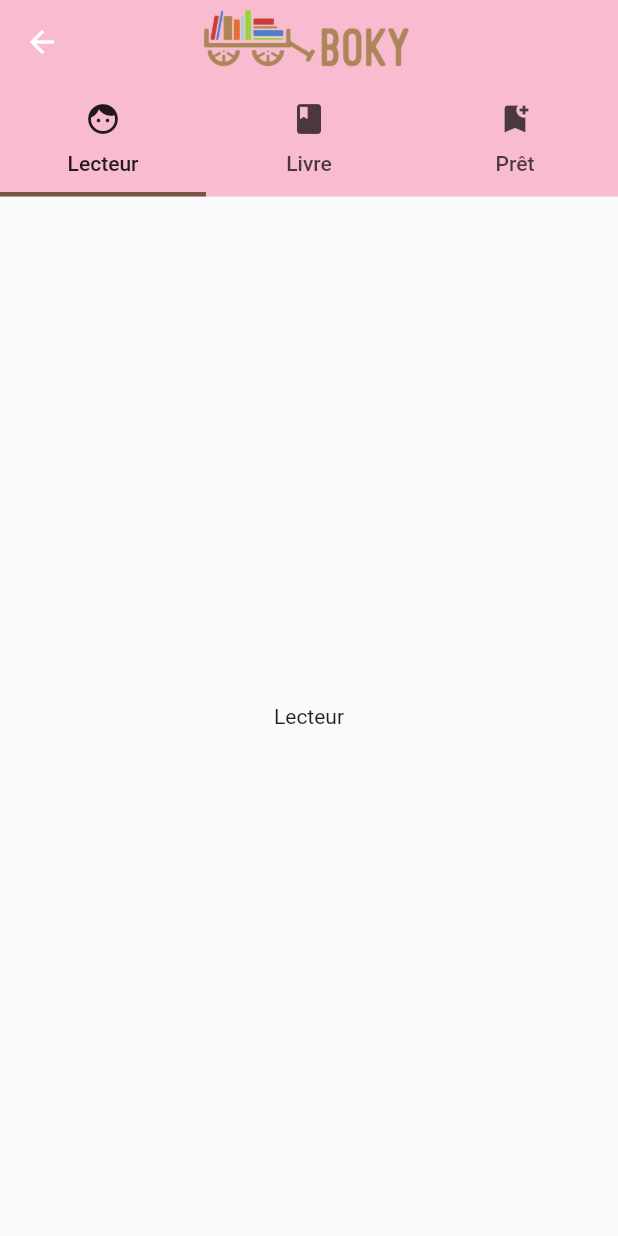
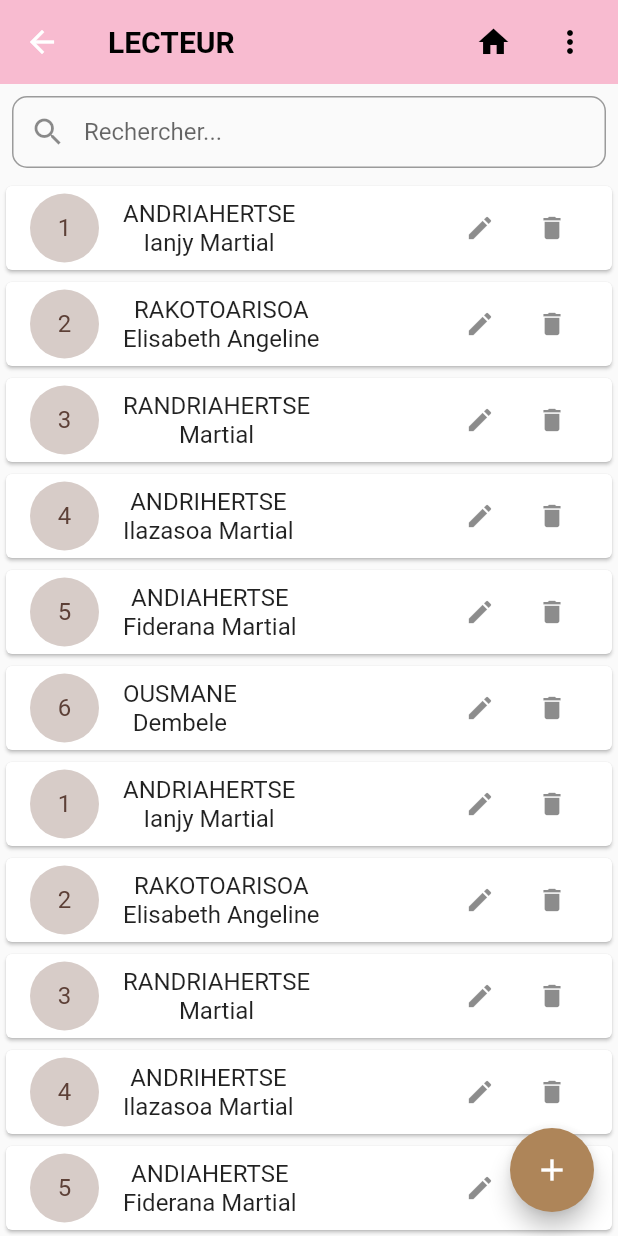
Before and after one commit to IAnjy/ProjetM1-flutter, a Flutter app: the screen it shows after launch, after a tap on "LECTEUR", on a phone screen of 412 x 824 dp. Run offline on Flutter 3.47's test engine with Material 2 defaults, Android fonts, the phone set to English and light mode, and no system bars.

Commit message:
interface Lecteur, AppBar, quelques refactoring

```diff
--- a/lib/home.dart
+++ /dev/null
@@ -1,69 +0,0 @@
-// ignore_for_file: prefer_const_literals_to_create_immutables, prefer_const_constructors
-
-import 'package:biblio/ui/lecteur/lecteur.dart';
-import 'package:flutter/material.dart';
-
-class Home extends StatefulWidget {
-  const Home({Key? key}) : super(key: key);
-
-  @override
-  State<Home> createState() => _HomeState();
-}
-
-class _HomeState extends State<Home> {
-  get onPressed => null;
-
-  @override
-  Widget build(BuildContext context) {
-    return Container(
-        alignment: Alignment.center,
-        child: Stack(
-          alignment: Alignment.center,
-          children: [
-            Column(
-              mainAxisAlignment: MainAxisAlignment.spaceEvenly,
-              children: [
-                Text("GESTION BIBLIOTHECAIRE"),
-                _getCard("assets/lecteur.png", "LECTEUR"),
-                _getCard("assets/livre.png", "LIVRE"),
-                _getCard("assets/pret.png", "PRET"),
-              ],
-            )
-          ],
-        ));
-  }
-
-  _getCard(String icone, String label) {
-    return InkWell(
-      // ignore: avoid_print
-      onTap: () {
-        // ignore: avoid_print
-        Navigator.push(context,
-            MaterialPageRoute(builder: (BuildContext context) {
-          return Lecteur();
-        }));
-      },
-      child: Container(
-        width: 170,
-        height: 145,
-        decoration: BoxDecoration(
-            color: Colors.pink[100], borderRadius: BorderRadius.circular(10)),
-        child: Column(
-          mainAxisAlignment: MainAxisAlignment.spaceAround,
-          children: [
-            Image.asset(
-              icone,
-              width: 60,
-              height: 60,
-              alignment: Alignment.center,
-            ),
-            Text(
-              label,
-              style: TextStyle(fontWeight: FontWeight.w700, fontSize: 18),
-            )
-          ],
-        ),
-      ),
-    );
-  }
-}
--- a/lib/main.dart
+++ b/lib/main.dart
@@ -1,4 +1,4 @@
-import 'package:biblio/home.dart';
+import 'package:biblio/ui/home.dart';
 import 'package:flutter/material.dart';
 
 void main() {
@@ -18,42 +18,8 @@ class MyApp extends StatelessWidget {
         primarySwatch: Colors.brown,
         // primarySwatch: Color(hexColor('#AE8559')),
       ),
-      home: const MyHomePage(title: 'Biblio'),
+      home: const Home(),
+      // home: const MyHomePage(title: 'Biblio'),
     );
   }
 }
-
-class MyHomePage extends StatefulWidget {
-  const MyHomePage({Key? key, required this.title}) : super(key: key);
-  final String title;
-
-  @override
-  State<MyHomePage> createState() => _MyHomePageState();
-}
-
-class _MyHomePageState extends State<MyHomePage> {
-  @override
-  Widget build(BuildContext context) {
-    return Scaffold(
-      appBar: AppBar(
-        backgroundColor: Colors.grey[300],
-        // backgroundColor: Colors.white,
-        centerTitle: true,
-        elevation: 0,
-        title: Image.asset(
-          "assets/LogoT.png",
-          width: 140,
-          height: 140,
-          alignment: Alignment.center,
-        ),
-      ),
-      // ignore: prefer_const_constructors
-      body: Home(),
-      // floatingActionButton: FloatingActionButton(
-      //   onPressed: _incrementCounter,
-      //   tooltip: 'Increment',
-      //   child: const Icon(Icons.add),
-      // )
-    );
-  }
-}
--- /dev/null
+++ b/lib/models/lecteurModel.dart
@@ -0,0 +1,9 @@
+// ignore_for_file: file_names
+
+class LecteurModel {
+  int numLecteur;
+  String nomLecteur;
+  String prenomLecteur;
+
+  LecteurModel(this.numLecteur, this.nomLecteur, this.prenomLecteur);
+}
--- /dev/null
+++ b/lib/ui/home.dart
@@ -0,0 +1,95 @@
+// ignore_for_file: prefer_const_literals_to_create_immutables, prefer_const_constructors
+
+import 'package:biblio/ui/lecteur/lecteur.dart';
+import 'package:biblio/ui/livre/livre.dart';
+import 'package:biblio/ui/pret/pret.dart';
+import 'package:biblio/ui/shared/header.dart';
+import 'package:flutter/material.dart';
+
+class Home extends StatefulWidget {
+  const Home({Key? key}) : super(key: key);
+
+  @override
+  State<Home> createState() => _HomeState();
+}
+
+class _HomeState extends State<Home> {
+  get onPressed => null;
+
+  @override
+  Widget build(BuildContext context) {
+    return Scaffold(
+        appBar: AppBar(
+          backgroundColor: Colors.brown[100],
+          // backgroundColor: Colors.white,
+          // centerTitle: true,
+          elevation: 0,
+          title: Image.asset(
+            "assets/LogoT.png",
+            width: 140,
+            height: 140,
+            alignment: Alignment.center,
+          ),
+          actions: [
+            Padding(
+              padding: const EdgeInsets.only(right: 20),
+              child: Icon(Icons.account_circle_rounded, color: Colors.black),
+            ),
+          ],
+        ),
+        // ignore: prefer_const_constructors
+        body: Container(
+            alignment: Alignment.center,
+            child: Stack(
+              alignment: Alignment.center,
+              children: [
+                Column(
+                  mainAxisAlignment: MainAxisAlignment.spaceEvenly,
+                  children: [
+                    Text("GESTION BIBLIOTHECAIRE"),
+                    _getCard("assets/lecteur.png", "LECTEUR", Lecteur()),
+                    _getCard("assets/livre.png", "LIVRE", Livre()),
+                    _getCard("assets/pret.png", "PRET", Pret()),
+                  ],
+                )
+              ],
+              // floatingActionButton: FloatingActionButton(
+              //   onPressed: _incrementCounter,
+              //   tooltip: 'Increment',
+              //   child: const Icon(Icons.add),
+              // )
+            )));
+  }
+
+  _getCard(String icone, String label, Widget target) {
+    return InkWell(
+      onTap: () {
+        Navigator.push(context,
+            MaterialPageRoute(builder: (BuildContext context) {
+          return target;
+        }));
+      },
+      child: Container(
+        width: 170,
+        height: 145,
+        decoration: BoxDecoration(
+            color: Colors.pink[100], borderRadius: BorderRadius.circular(10)),
+        child: Column(
+          mainAxisAlignment: MainAxisAlignment.spaceAround,
+          children: [
+            Image.asset(
+              icone,
+              width: 60,
+              height: 60,
+              alignment: Alignment.center,
+            ),
+            Text(
+              label,
+              style: TextStyle(fontWeight: FontWeight.w700, fontSize: 18),
+            )
+          ],
+        ),
+      ),
+    );
+  }
+}
--- a/lib/ui/lecteur/lecteur.dart
+++ b/lib/ui/lecteur/lecteur.dart
@@ -1,6 +1,11 @@
-// ignore_for_file: prefer_const_constructors, prefer_const_literals_to_create_immutables
+// ignore_for_file: prefer_const_constructors, prefer_const_literals_to_create_immutables, avoid_unnecessary_containers, deprecated_member_use
 
-import 'package:biblio/home.dart';
+import 'package:biblio/models/lecteurModel.dart';
+import 'package:biblio/ui/home.dart';
+import 'package:biblio/ui/livre/livre.dart';
+import 'package:biblio/ui/pret/pret.dart';
+import 'package:biblio/ui/shared/appBarWidget.dart';
+import 'package:biblio/ui/shared/search.dart';
 import 'package:flutter/material.dart';
 
 class Lecteur extends StatefulWidget {
@@ -13,58 +18,113 @@ class Lecteur extends StatefulWidget {
 class _LecteurState extends State<Lecteur> {
   @override
   Widget build(BuildContext context) {
-    return DefaultTabController(
-        length: 3,
-        child: Scaffold(
-            appBar: AppBar(
-              backgroundColor: Colors.pink[100],
-              // backgroundColor: Colors.white,
-              centerTitle: true,
-              elevation: 0,
-              title: Image.asset(
-                "assets/LogoT.png",
-                width: 160,
-                height: 140,
-                alignment: Alignment.center,
+    var listLecteur = <LecteurModel>[
+      LecteurModel(1, "ANDRIAHERTSE", "Ianjy Martial"),
+      LecteurModel(2, "RAKOTOARISOA", "Elisabeth Angeline"),
+      LecteurModel(3, "RANDRIAHERTSE", "Martial"),
+      LecteurModel(4, "ANDRIHERTSE", "Ilazasoa Martial"),
+      LecteurModel(5, "ANDIAHERTSE", "Fiderana Martial"),
+      LecteurModel(6, "Ousmane", "Dembele"),
+      LecteurModel(1, "ANDRIAHERTSE", "Ianjy Martial"),
+      LecteurModel(2, "RAKOTOARISOA", "Elisabeth Angeline"),
+      LecteurModel(3, "RANDRIAHERTSE", "Martial"),
+      LecteurModel(4, "ANDRIHERTSE", "Ilazasoa Martial"),
+      LecteurModel(5, "ANDIAHERTSE", "Fiderana Martial"),
+      LecteurModel(6, "Ousmane", "Dembele"),
+    ];
+
+    return Scaffold(
+      appBar: ReusableWidgets.getAppBar("LECTEUR", context),
+      floatingActionButton: FloatingActionButton(
+        backgroundColor: Color(0xFFAE8559),
+        onPressed: () {},
+        child: const Icon(Icons.add),
       ),
-              bottom: TabBar(
-                labelColor: Colors.black87,
-                indicatorWeight: 3,
-                tabs: [
-                  // Tab(
-                  //   icon: Icon(Icons.home),
-                  //   text: 'Accueil',
-                  // ),
-                  Tab(
-                    icon: Icon(Icons.face),
-                    text: 'Lecteur',
+      body: Column(
+        children: [
+          Padding(
+            padding: const EdgeInsets.all(8.0),
+            child: SearchTextField(),
           ),
-                  Tab(
-                    icon: Icon(Icons.book),
-                    text: 'Livre',
+          Expanded(
+            child: ListView.builder(
+                itemCount: listLecteur.length,
+                itemBuilder: (context, index) {
+                  return Card(
+                    child: ListTile(
+                      leading: CircleAvatar(
+                        backgroundColor: Colors.brown[100],
+                        radius: 23,
+                        child: Text("${listLecteur[index].numLecteur}"),
                       ),
-                  Tab(
-                    icon: Icon(Icons.bookmark_add),
-                    text: 'Prêt',
+                      title: Row(
+                          mainAxisAlignment: MainAxisAlignment.spaceBetween,
+                          children: [
+                            Column(
+                              // mainAxisAlignment: MainAxisAlignment.end,
+                              children: [
+                                Text(listLecteur[index]
+                                    .nomLecteur
+                                    .toUpperCase()),
+                                Text(listLecteur[index].prenomLecteur),
+                              ],
+                            ),
+                            Row(
+                              children: [
+                                IconButton(
+                                    onPressed: () {},
+                                    icon: Icon(
+                                      Icons.edit,
+                                      size: 20,
+                                    )),
+                                IconButton(
+                                    onPressed: () {},
+                                    icon: Icon(
+                                      Icons.delete,
+                                      size: 20,
+                                    )),
+                              ],
+                            )
+                          ]),
+                    ),
+                  );
+                }),
           ),
         ],
       ),
-            ),
-            body: TabBarView(
-              children: [
-                buildPage('Lecteur'),
-                buildPage('Livre'),
-                buildPage('Pret'),
-              ],
-            )));
+    );
+
+    // return Column(
+    //   // mainAxisAlignment: MainAxisAlignment.spaceBetween,
+    //   children: [
+    //     Padding(
+    //       padding: const EdgeInsets.all(12.0),
+    //       child: SearchTextField(),
+    //     ),
+    //     Center(
+    //       child: Text("lecteur(s) :"),
+    //     ),
+    //     SingleChildScrollView(
+    //         child: ListView.builder(
+    //             itemCount: 2,
+    //             itemBuilder: (context, index) {
+    //               return ListTile(
+    //                 title: Text("Element numéro $index"),
+    //               );
+    //             }))
+    //   ],
+    // );
   }
 
-  buildPage(String text) {
-    return Center(
-      child: Text(
-        text,
-        style: TextStyle(fontSize: 14),
-      ),
-    );
+  // Widget searchTextFieldView() {
+  //   return Container(
+  //       child: TextField(
+  //     decoration: InputDecoration(
+  //         hintText: "Rechercher...",
+  //         prefixIcon: Icon(Icons.search),
+  //         border: OutlineInputBorder(borderRadius: BorderRadius.circular(10)),
+  //         contentPadding: EdgeInsets.all(8)),
+  //     onChanged: (value) {},
+  //   ));
+  // }
 }
-}
--- /dev/null
+++ b/lib/ui/shared/appBarWidget.dart
@@ -0,0 +1,64 @@
+// ignore_for_file: file_names, prefer_const_constructors
+
+import 'package:biblio/ui/lecteur/lecteur.dart';
+import 'package:biblio/ui/livre/livre.dart';
+import 'package:biblio/ui/pret/pret.dart';
+import 'package:flutter/material.dart';
+
+import '../home.dart';
+
+class ReusableWidgets {
+  static getAppBar(String title, BuildContext context) {
+    return AppBar(
+      backgroundColor: Colors.pink[100],
+      // backgroundColor: Colors.white,
+      // centerTitle: true,
+      elevation: 0,
+      title: Text(
+        title,
+        style: TextStyle(color: Colors.black, fontWeight: FontWeight.bold),
+      ),
+      actions: [
+        Padding(
+          padding: const EdgeInsets.only(right: 15),
+          child: IconButton(
+              color: Colors.black,
+              onPressed: () {
+                Navigator.push(
+                    context, MaterialPageRoute(builder: (context) => Home()));
+              },
+              icon: Icon(
+                Icons.home,
+              )),
+        ),
+        Padding(
+          padding: const EdgeInsets.only(right: 20),
+          child: PopupMenuButton(
+            itemBuilder: (context) => [
+              PopupMenuItem(value: 0, child: Text("Lecteur")),
+              PopupMenuItem(value: 1, child: Text("Livre")),
+              PopupMenuItem(value: 2, child: Text("Pret")),
+            ],
+            child: Icon(Icons.more_vert, color: Colors.black),
+            onSelected: (value) {
+              switch (value) {
+                case 0:
+                  Navigator.push(context,
+                      MaterialPageRoute(builder: (context) => Lecteur()));
+                  break;
+                case 1:
+                  Navigator.push(context,
+                      MaterialPageRoute(builder: (context) => Livre()));
+                  break;
+                case 2:
+                  Navigator.push(
+                      context, MaterialPageRoute(builder: (context) => Pret()));
+                  break;
+              }
+            },
+          ),
+        ),
+      ],
+    );
+  }
+}
--- /dev/null
+++ b/lib/ui/shared/search.dart
@@ -0,0 +1,20 @@
+// ignore_for_file: avoid_unnecessary_containers, prefer_const_constructors
+
+import 'package:flutter/material.dart';
+
+class SearchTextField extends StatelessWidget {
+  // const SearchTextField(List list, {Key? key}) : super(key: key);
+
+  @override
+  Widget build(BuildContext context) {
+    return Container(
+        child: TextField(
+      decoration: InputDecoration(
+          hintText: "Rechercher...",
+          prefixIcon: Icon(Icons.search),
+          border: OutlineInputBorder(borderRadius: BorderRadius.circular(10)),
+          contentPadding: EdgeInsets.all(8)),
+      onChanged: (value) {},
+    ));
+  }
+}
```
Also changed, not shown: lib/ui/livre/livre.dart (+32 -0 lines), lib/ui/pret/pret.dart (+26 -0 lines), lib/ui/shared/header.dart (added, +58 -0 lines). Lines whose indentation alone changed are shown as unchanged.
